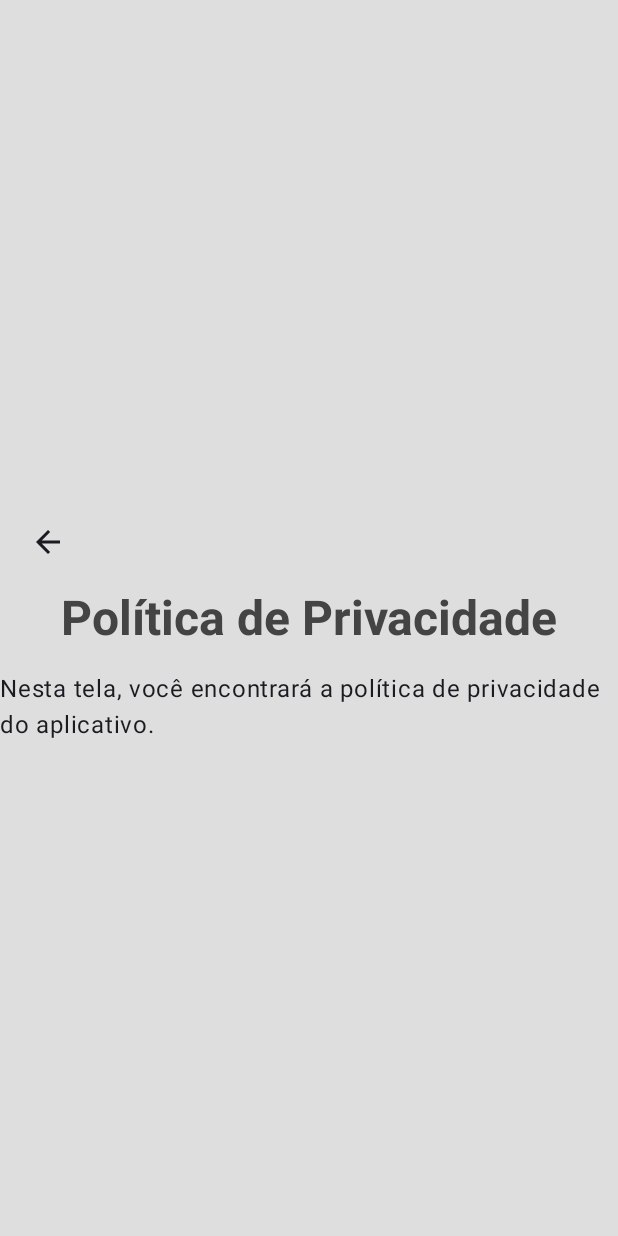
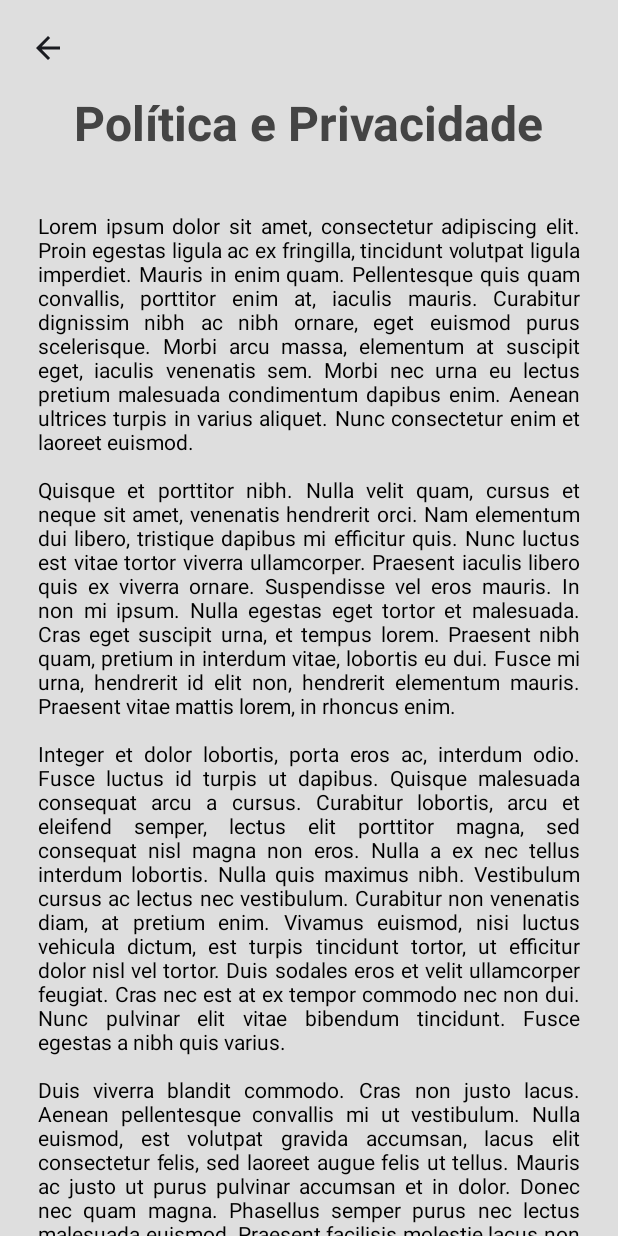
Before and after one commit to wgermanoribeiro/Alcool-ou-Gasolina, an Android app built with Jetpack Compose: the PoliticaDePrivacidadeScreen screen opened through its navigation route, on a phone screen of 412 x 824 dp. Run offline under Robolectric (Android 15) with nearby library versions, the phone set to English and light mode, and no system bars.

Commit message:
- Início da configuração e estilização da pagina PoliticaDePrivacidadeScreen.kt

```diff
--- a/app/src/main/java/br/com/germanoribeiro/alcoolougasolina/PoliticaDePrivacidadeScreen.kt
+++ b/app/src/main/java/br/com/germanoribeiro/alcoolougasolina/PoliticaDePrivacidadeScreen.kt
@@ -1,10 +1,13 @@
 package br.com.germanoribeiro.alcoolougasolina
 
 import androidx.compose.foundation.background
+import androidx.compose.foundation.clickable
 import androidx.compose.foundation.layout.Arrangement
 import androidx.compose.foundation.layout.Column
 import androidx.compose.foundation.layout.fillMaxSize
 import androidx.compose.foundation.layout.padding
+import androidx.compose.foundation.rememberScrollState
+import androidx.compose.foundation.verticalScroll
 import androidx.compose.material.icons.Icons
 import androidx.compose.material.icons.automirrored.filled.ArrowBack
 import androidx.compose.material3.Icon
@@ -14,19 +17,27 @@ import androidx.compose.runtime.Composable
 import androidx.compose.ui.Alignment
 import androidx.compose.ui.Modifier
 import androidx.compose.ui.graphics.Color
+import androidx.compose.ui.platform.LocalUriHandler
+import androidx.compose.ui.text.SpanStyle
 import androidx.compose.ui.text.TextStyle
+import androidx.compose.ui.text.buildAnnotatedString
 import androidx.compose.ui.text.font.FontWeight
+import androidx.compose.ui.text.style.TextAlign
+import androidx.compose.ui.text.withStyle
 import androidx.compose.ui.unit.dp
 import androidx.compose.ui.unit.sp
 import androidx.navigation.NavController
 
 @Composable
 fun PoliticaDePrivacidadeScreen(navController: NavController) {
+	val scrollState = rememberScrollState()
+
 	Column(
 		Modifier
 			.background(color = Color(222, 222, 222, 255))
-			.fillMaxSize(),
-		verticalArrangement = Arrangement.Center,
+			.fillMaxSize()
+			.verticalScroll(scrollState),
+		//verticalArrangement = Arrangement.Center,
 		horizontalAlignment = Alignment.CenterHorizontally
 	){
 		IconButton(
@@ -46,7 +57,7 @@ fun PoliticaDePrivacidadeScreen(navController: NavController) {
 			horizontalAlignment = Alignment.CenterHorizontally
 		) {
 			Text(
-				text = "Política de Privacidade",
+				text = "Política e Privacidade",
 				style = TextStyle(
 					color = Color.DarkGray,
 					fontSize = 32.sp,
@@ -54,9 +65,87 @@ fun PoliticaDePrivacidadeScreen(navController: NavController) {
 				)
 			)
 
+//			Text(
+//				text = "Quando vale a pena usar um combustível ou outro?",
+//				style = TextStyle(
+//					color = Color.DarkGray,
+//					fontSize = 22.sp,
+//					fontWeight = FontWeight.Bold,
+//				),
+//				modifier = Modifier
+//					.padding(10.dp),
+//				textAlign = TextAlign.Center
+//			)
+
 			Text(
-				text = "Nesta tela, você encontrará a política de privacidade do aplicativo."
+				text = "Lorem ipsum dolor sit amet, consectetur adipiscing elit. Proin egestas ligula ac ex fringilla, tincidunt volutpat ligula imperdiet. Mauris in enim quam. Pellentesque quis quam convallis, porttitor enim at, iaculis mauris. Curabitur dignissim nibh ac nibh ornare, eget euismod purus scelerisque. Morbi arcu massa, elementum at suscipit eget, iaculis venenatis sem. Morbi nec urna eu lectus pretium malesuada condimentum dapibus enim. Aenean ultrices turpis in varius aliquet. Nunc consectetur enim et laoreet euismod.\n" +
+						"\n" +
+						"Quisque et porttitor nibh. Nulla velit quam, cursus et neque sit amet, venenatis hendrerit orci. Nam elementum dui libero, tristique dapibus mi efficitur quis. Nunc luctus est vitae tortor viverra ullamcorper. Praesent iaculis libero quis ex viverra ornare. Suspendisse vel eros mauris. In non mi ipsum. Nulla egestas eget tortor et malesuada. Cras eget suscipit urna, et tempus lorem. Praesent nibh quam, pretium in interdum vitae, lobortis eu dui. Fusce mi urna, hendrerit id elit non, hendrerit elementum mauris. Praesent vitae mattis lorem, in rhoncus enim.\n" +
+						"\n" +
+						"Integer et dolor lobortis, porta eros ac, interdum odio. Fusce luctus id turpis ut dapibus. Quisque malesuada consequat arcu a cursus. Curabitur lobortis, arcu et eleifend semper, lectus elit porttitor magna, sed consequat nisl magna non eros. Nulla a ex nec tellus interdum lobortis. Nulla quis maximus nibh. Vestibulum cursus ac lectus nec vestibulum. Curabitur non venenatis diam, at pretium enim. Vivamus euismod, nisi luctus vehicula dictum, est turpis tincidunt tortor, ut efficitur dolor nisl vel tortor. Duis sodales eros et velit ullamcorper feugiat. Cras nec est at ex tempor commodo nec non dui. Nunc pulvinar elit vitae bibendum tincidunt. Fusce egestas a nibh quis varius.\n" +
+						"\n" +
+						"Duis viverra blandit commodo. Cras non justo lacus. Aenean pellentesque convallis mi ut vestibulum. Nulla euismod, est volutpat gravida accumsan, lacus elit consectetur felis, sed laoreet augue felis ut tellus. Mauris ac justo ut purus pulvinar accumsan et in dolor. Donec nec quam magna. Phasellus semper purus nec lectus malesuada euismod. Praesent facilisis molestie lacus non accumsan. Sed nisi nisi, convallis id dictum eget, mollis quis nulla. Aliquam quis mollis mi, id consequat felis. Integer sollicitudin auctor fermentum.\n" +
+						"\n" +
+						"Aenean fermentum viverra mattis. Sed ac neque eu urna pretium gravida vitae tempus ipsum. Aenean interdum faucibus nibh, nec dictum erat placerat sed. Ut eget magna ut lacus facilisis maximus ac id erat. Ut egestas ante lacus, eu egestas mauris elementum eget. Nam consequat finibus hendrerit. Vivamus lacinia, nisi id dapibus malesuada, arcu lacus gravida nulla, non mattis magna lacus sed tortor. In fringilla sed nisi at lacinia. Praesent faucibus auctor nulla. Aenean et diam rhoncus nunc dictum egestas vel non ipsum. Fusce eu lorem nibh. Etiam vel elit ex. Maecenas auctor rhoncus posuere. Morbi sed purus auctor, condimentum ante sed, elementum urna. Morbi eleifend cursus turpis, quis hendrerit ipsum rutrum in.",
 
+				style = TextStyle(
+					color = Color.Black,
+					fontSize = 14.sp,
+				),
+				textAlign = TextAlign.Justify,
+				modifier = Modifier
+					.padding(25.dp)
+					.align(alignment = Alignment.CenterHorizontally)
+
+			)
+
+			val annotatedText = buildAnnotatedString {
+				withStyle(
+					style = SpanStyle(
+						color = Color.Black,
+						fontSize = 14.sp,
+						fontWeight = FontWeight.Bold
+					)
+				) {
+					append("Clique ")
+				}
+
+				// Adicione um link clicável à palavra "aqui"
+				pushStringAnnotation(
+					tag = "link",
+					annotation = "https://meubolsoemdia.com.br/calculadora-alcool-gasolina"
+				)
+				withStyle(
+					style = SpanStyle(
+						color = Color.Blue,
+						fontSize = 14.sp,
+						fontWeight = FontWeight.Bold
+					)
+				) {
+					append("aqui")
+				}
+				pop()
+
+				withStyle(
+					style = SpanStyle(
+						color = Color.Black,
+						fontSize = 14.sp,
+						fontWeight = FontWeight.Bold
+					)
+				) {
+					append(" e saiba mais.")
+				}
+			}
+
+			val uriHandler = LocalUriHandler.current
+
+			Text(
+				text = annotatedText, // Use o AnnotatedString aqui
+				textAlign = TextAlign.Right,
+				modifier = Modifier
+					.padding(20.dp)
+					.align(alignment = Alignment.CenterHorizontally)
+					.clickable { uriHandler.openUri("https://meubolsoemdia.com.br/calculadora-alcool-gasolina") }
 			)
 
 		}
```
